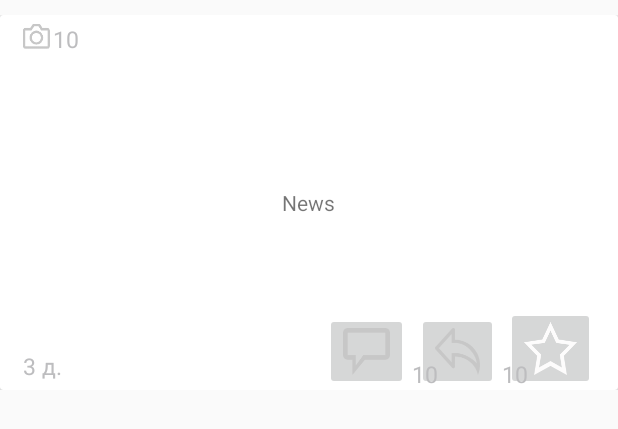
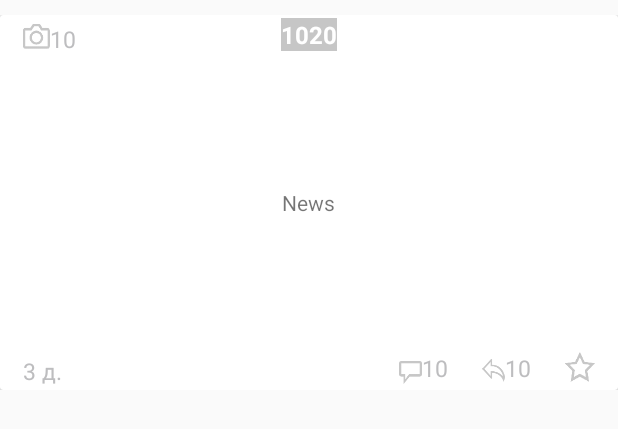
Before and after one commit to alexeypalto/icognito, an Android app: the layout item_post.xml on its own in the app's theme, with its tools: preview values and no code run, on a phone screen of 412 x 824 dp. Shown: the top 429 px of the screen. Run offline under Robolectric (Android 15) with nearby library versions, the phone set to English and light mode, and no system bars.

Commit message:
fix item post

```diff
--- a/app/src/main/res/drawable/selector_tab_favorite.xml
+++ b/app/src/main/res/drawable/selector_tab_favorite.xml
@@ -1,5 +1,5 @@
 <?xml version="1.0" encoding="utf-8"?>
 <selector xmlns:android="http://schemas.android.com/apk/res/android">
     <item android:state_selected="true" android:drawable="@drawable/favotite_bot"/>
-    <item android:drawable="@drawable/favorite_bot"/>
+    <item android:drawable="@drawable/favorit"/>
 </selector>
--- a/app/src/main/res/layout/item_post.xml
+++ b/app/src/main/res/layout/item_post.xml
@@ -9,6 +9,14 @@
     <android.support.v7.widget.CardView
         android:layout_width="match_parent"
         android:layout_height="match_parent">
+
+        <RelativeLayout
+            android:layout_width="match_parent"
+            android:layout_height="match_parent">
+
+        <RelativeLayout
+            android:layout_width="match_parent"
+            android:layout_height="wrap_content">
 
             <ImageView
                 android:id="@+id/content_photo"
@@ -34,7 +42,7 @@
             <TextView
                 android:layout_marginTop="5dp"
                 android:id="@+id/photo_count"
-            android:layout_marginLeft="35dp"
+                android:layout_toRightOf="@+id/content_photo"
                 android:layout_width="wrap_content"
                 android:layout_height="wrap_content"
                 android:textColor="@color/lightGrey"
@@ -42,60 +50,87 @@
                 android:text="10"
                 tools:visibility="visible"/>
 
+
             <TextView
-            android:id="@+id/post_data"
                 android:layout_width="wrap_content"
                 android:layout_height="wrap_content"
-            android:layout_gravity="bottom|left"
-            android:layout_marginBottom="5dp"
+                android:background="@drawable/raiting_minus_gray"
+                android:layout_centerVertical="true"
+                android:text="1020"
+                android:textColor="@color/white"
+                android:textStyle="bold"
+                android:textSize="16sp"
+                android:layout_centerHorizontal="true"/>
+
+        </RelativeLayout>
+
+            <RelativeLayout
+                android:layout_width="match_parent"
+                android:layout_height="wrap_content"
+                android:gravity="bottom"
+                android:layout_alignParentBottom="true"
+                >
+                <TextView
+                    android:id="@+id/post_date"
+                    android:layout_width="wrap_content"
+                    android:layout_height="wrap_content"
                     android:text="3 д."
+                    android:layout_marginLeft="15dp"
                     android:textColor="@color/lightGrey"
                     android:textSize="15sp"
-            android:layout_marginLeft="15dp"/>
+                    android:layout_centerVertical="true"
+                    android:layout_alignParentLeft="true"/>
 
-        <ImageButton
+                <ImageView
                     android:id="@+id/post_favorite"
+                    android:layout_marginBottom="5dp"
+                    android:layout_width="20dp"
+                    android:layout_height="20dp"
                     android:layout_marginRight="15dp"
-            android:layout_gravity="bottom|right"
-            android:layout_width="wrap_content"
-            android:layout_height="wrap_content"
+                    android:foregroundGravity="left"
+                    android:layout_alignParentRight="true"
                     android:src="@drawable/selector_tab_favorite"/>
 
                 <TextView
                     android:id="@+id/post_share_count"
-            android:layout_width="wrap_content"
-            android:layout_height="wrap_content"
+                    android:layout_width="20dp"
+                    android:layout_height="20dp"
                     android:textColor="@color/lightGrey"
                     android:textSize="15sp"
                     android:text="10"
-            android:layout_marginRight="60dp"
-            android:layout_gravity="bottom|right"/>
+                    android:layout_marginRight="20dp"
+                    android:layout_toLeftOf="@+id/post_favorite" />
 
-        <ImageButton
+                <ImageView
                     android:id="@+id/post_share"
-            android:layout_marginRight="80dp"
                     android:layout_gravity="bottom|right"
-            android:layout_width="wrap_content"
-            android:layout_height="wrap_content"
-            android:src="@drawable/selector_post_share"/>
+                    android:layout_width="15dp"
+                    android:layout_height="15dp"
+                    android:src="@drawable/selector_post_share"
+                    android:layout_alignBottom="@+id/post_favorite"
+                    android:layout_toLeftOf="@+id/post_share_count" />
 
                 <TextView
                     android:id="@+id/post_comments_count"
-            android:layout_width="wrap_content"
-            android:layout_height="wrap_content"
+                    android:layout_width="20dp"
+                    android:layout_height="20dp"
                     android:textColor="@color/lightGrey"
                     android:textSize="15sp"
                     android:text="10"
-            android:layout_marginRight="120dp"
-            android:layout_gravity="bottom|right"/>
+                    android:layout_marginRight="20dp"
+                    android:layout_toLeftOf="@+id/post_share" />
 
-        <ImageButton
+                <ImageView
                     android:id="@+id/post_comments"
-            android:layout_marginRight="140dp"
-            android:layout_gravity="bottom|right"
-            android:layout_width="wrap_content"
-            android:layout_height="wrap_content"
-            android:src="@drawable/comment"/>
+                    android:layout_width="15dp"
+                    android:layout_height="15dp"
+                    android:src="@drawable/comment"
+                    android:layout_alignBottom="@+id/post_date"
+                    android:layout_toLeftOf="@+id/post_comments_count" />
+            </RelativeLayout>
+        </RelativeLayout>
+
+
 
         <TextView
             android:layout_gravity="center"
```
Lines whose indentation alone changed are shown as unchanged.
